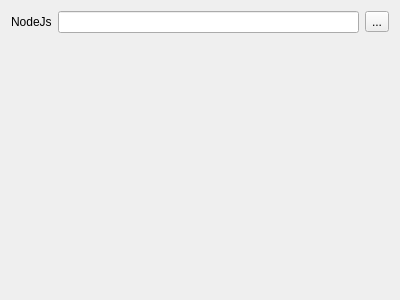
This is src/gui/CompilerExplorerOptionsWidget.ui in dobokirisame/CompilerExplorer as Qt 5 draws it before an edit. The edited form follows.
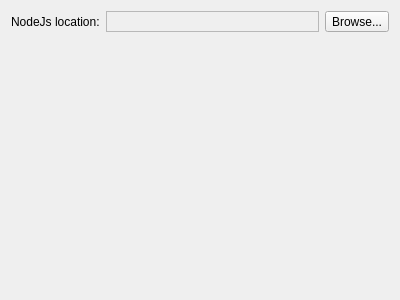
This is the edited form.

```diff
--- a/src/gui/CompilerExplorerOptionsWidget.ui
+++ b/src/gui/CompilerExplorerOptionsWidget.ui
@@ -18,18 +18,52 @@
     <layout class="QHBoxLayout" name="horizontalLayout">
      <item>
       <widget class="QLabel" name="label">
+       <property name="sizePolicy">
+        <sizepolicy hsizetype="Fixed" vsizetype="Preferred">
+         <horstretch>0</horstretch>
+         <verstretch>0</verstretch>
+        </sizepolicy>
+       </property>
        <property name="text">
-        <string>NodeJs</string>
+        <string>NodeJs location:</string>
        </property>
       </widget>
      </item>
      <item>
-      <widget class="QLineEdit" name="nodejsLocation"/>
+      <widget class="QFrame" name="frame">
+       <property name="frameShape">
+        <enum>QFrame::StyledPanel</enum>
+       </property>
+       <property name="frameShadow">
+        <enum>QFrame::Raised</enum>
+       </property>
+       <layout class="QHBoxLayout" name="horizontalLayout_2">
+        <property name="leftMargin">
+         <number>2</number>
+        </property>
+        <property name="topMargin">
+         <number>2</number>
+        </property>
+        <property name="rightMargin">
+         <number>2</number>
+        </property>
+        <property name="bottomMargin">
+         <number>2</number>
+        </property>
+        <item>
+         <widget class="QLabel" name="nodejsLocation">
+          <property name="text">
+           <string/>
+          </property>
+         </widget>
+        </item>
+       </layout>
+      </widget>
      </item>
      <item>
       <widget class="QToolButton" name="toolButton">
        <property name="text">
-        <string>...</string>
+        <string>Browse...</string>
        </property>
       </widget>
      </item>
@@ -43,7 +77,7 @@
      <property name="sizeHint" stdset="0">
       <size>
        <width>20</width>
-       <height>249</height>
+       <height>250</height>
       </size>
      </property>
     </spacer>
```
